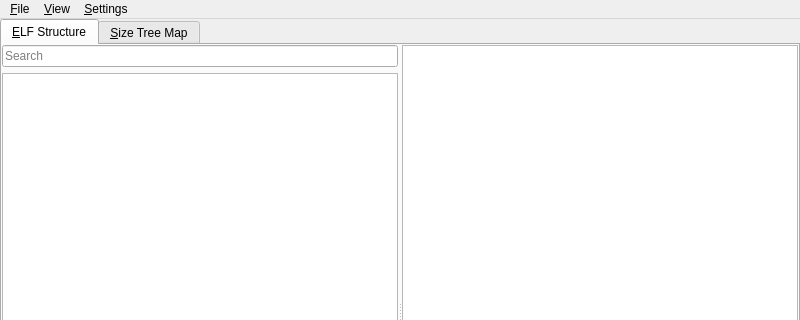
First picture: the form in ui/mainwindow.ui, repository KDE/elf-dissector, before the edit; both pictures show x 0 to 800 and y 0 to 320 of the 800 by 600 pixel window.
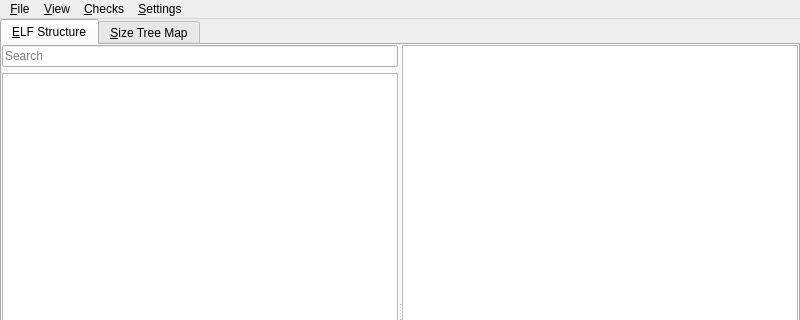
Second picture: the form after the edit. Icons and pictures are not drawn.

What changed in the file:
```diff
--- a/ui/mainwindow.ui
+++ b/ui/mainwindow.ui
@@ -108,7 +108,7 @@
      <x>0</x>
      <y>0</y>
      <width>800</width>
-     <height>23</height>
+     <height>27</height>
     </rect>
    </property>
    <widget class="QMenu" name="menu_File">
@@ -134,8 +134,15 @@
     </property>
     <addaction name="actionReopenPreviousFile"/>
    </widget>
+   <widget class="QMenu" name="menu_Checks">
+    <property name="title">
+     <string>&amp;Checks</string>
+    </property>
+    <addaction name="actionCheckStructurePacking"/>
+   </widget>
    <addaction name="menu_File"/>
    <addaction name="menu_View"/>
+   <addaction name="menu_Checks"/>
    <addaction name="menu_Settings"/>
   </widget>
   <widget class="QStatusBar" name="statusbar"/>
```
Left out of the diff: 5 changed lines with no effect on the pictures.
